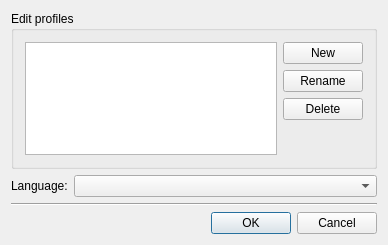
This is Vacuum/trunk/src/plugins/Settings/profiledialog.ui in vacuum-im/vacuum-im as Qt 5 draws it before an edit. The edited form follows.
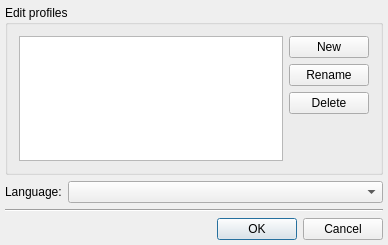
This is the edited form.

The edit to the form file:
```diff
--- a/Vacuum/trunk/src/plugins/Settings/profiledialog.ui
+++ b/Vacuum/trunk/src/plugins/Settings/profiledialog.ui
@@ -13,6 +13,9 @@
    <string>Change profile</string>
   </property>
   <layout class="QVBoxLayout" >
+   <property name="margin" >
+    <number>5</number>
+   </property>
    <item>
     <widget class="QGroupBox" name="grbProfiles" >
      <property name="title" >
@@ -108,7 +111,7 @@
    <item>
     <widget class="QDialogButtonBox" name="btbButtons" >
      <property name="standardButtons" >
-      <set>QDialogButtonBox::Cancel|QDialogButtonBox::NoButton|QDialogButtonBox::Ok</set>
+      <set>QDialogButtonBox::Cancel|QDialogButtonBox::Ok</set>
      </property>
     </widget>
    </item>
```
Left out of the diff: 2 changed lines with no effect on the pictures.
